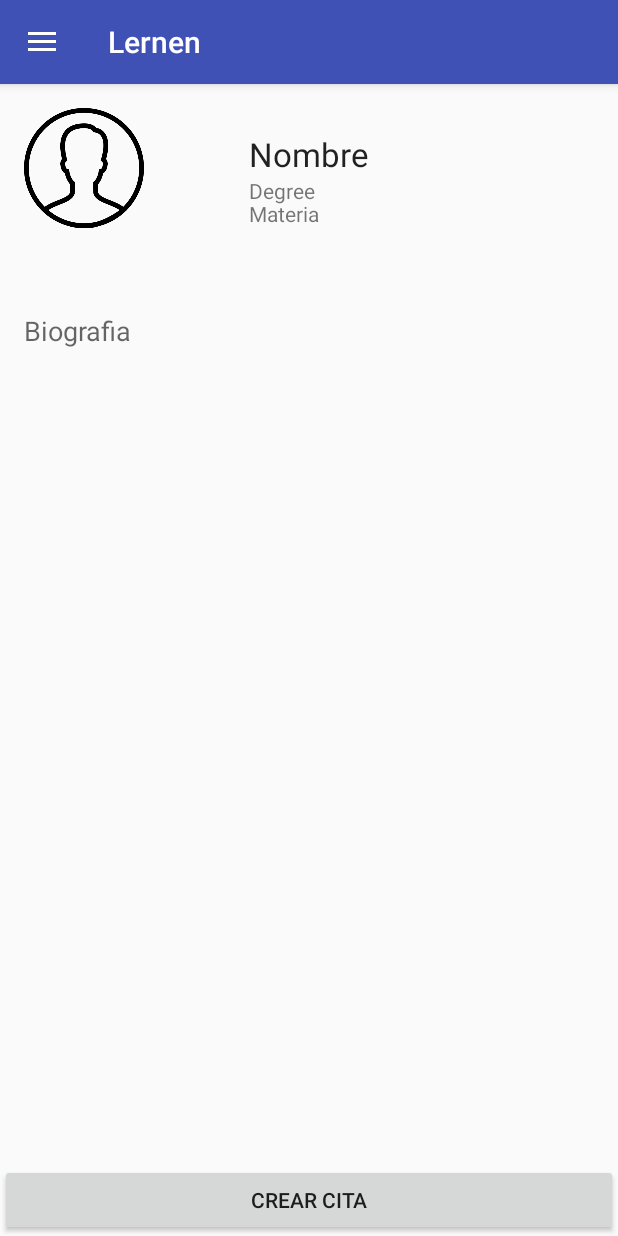
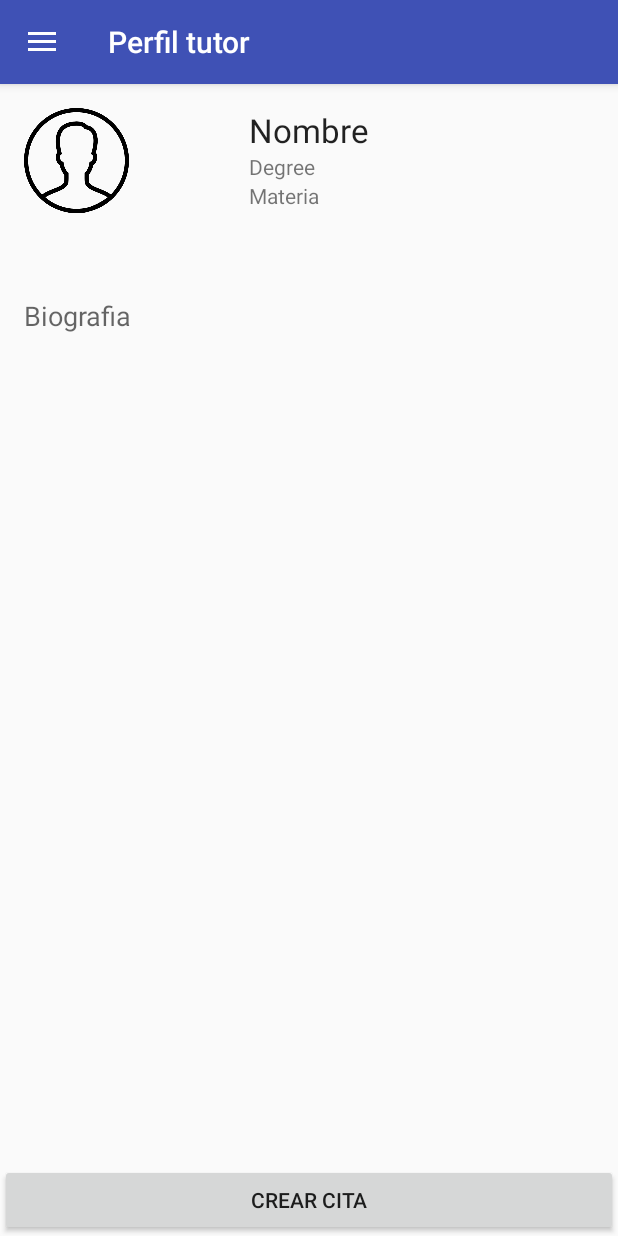
Before and after one commit to SioJL13/Lernen, an Android app: the PerfilTutoresActivity screen opened directly, with no data from a screen before it, on a phone screen of 412 x 824 dp. Run offline under Robolectric (Android 15) with nearby library versions, the phone set to English and light mode, and no system bars; our stand-ins replace Picasso; libraries missing offline, so code that uses them is left out: com.firebase.client; pictures from the network do not load; 4 statements that could not run were skipped.

```diff
--- a/app/src/main/AndroidManifest.xml
+++ b/app/src/main/AndroidManifest.xml
@@ -21,7 +21,8 @@
         </activity>
         <activity android:name=".MainActivity" />
         <activity android:name=".BuscarActivity" />
-        <activity android:name=".PerfilTutoresActivity" />
+        <activity android:name=".PerfilTutoresActivity"
+            android:label="Perfil tutor"/>
         <activity android:name=".PerfilUserActivity" />
         <activity
             android:name=".RegistrarActivity"
--- a/app/src/main/java/com/siomarajimenezl/lernen/MainActivity.java
+++ b/app/src/main/java/com/siomarajimenezl/lernen/MainActivity.java
@@ -41,6 +41,8 @@ public class MainActivity extends BaseActivity implements JSONRequest.JSONCallba
         this.listaMain.setOnItemClickListener(this);
 
 
+
+
     }
 
     public void changeJSON(){
--- a/app/src/main/res/layout/activity_perfil_tutores.xml
+++ b/app/src/main/res/layout/activity_perfil_tutores.xml
@@ -18,8 +18,8 @@
             android:layout_height="match_parent">
 
             <ImageView
-                android:layout_width="80dp"
-                android:layout_height="80dp"
+                android:layout_width="70dp"
+                android:layout_height="70dp"
                 android:id="@+id/imageView3"
                 android:src="@drawable/user"
                 android:layout_marginLeft="16dp"
@@ -32,8 +32,6 @@
                 android:textAppearance="?android:attr/textAppearanceLarge"
                 android:text="Nombre"
                 android:id="@+id/textName"
-                android:layout_marginTop="16dp"
-                android:layout_marginLeft="60dp"
                 android:layout_alignTop="@+id/imageView3"
                 android:layout_centerHorizontal="true" />
 
@@ -53,9 +51,10 @@
                 android:textAppearance="?android:attr/textAppearanceSmall"
                 android:text="Materia"
                 android:id="@+id/textMateria"
-                android:layout_alignBottom="@+id/imageView3"
                 android:layout_alignLeft="@+id/textDegree"
-                android:layout_alignStart="@+id/textDegree" />
+                android:layout_alignStart="@+id/textDegree"
+                android:layout_below="@+id/textDegree"
+                android:layout_alignBottom="@+id/imageView3" />
 
 
             <TextView
```
Also changed, not shown: app/src/main/java/com/siomarajimenezl/lernen/PerfilUserActivity.java (+29 -2 lines), app/src/main/res/layout/activity_perfil_user.xml (+5 -3 lines).
